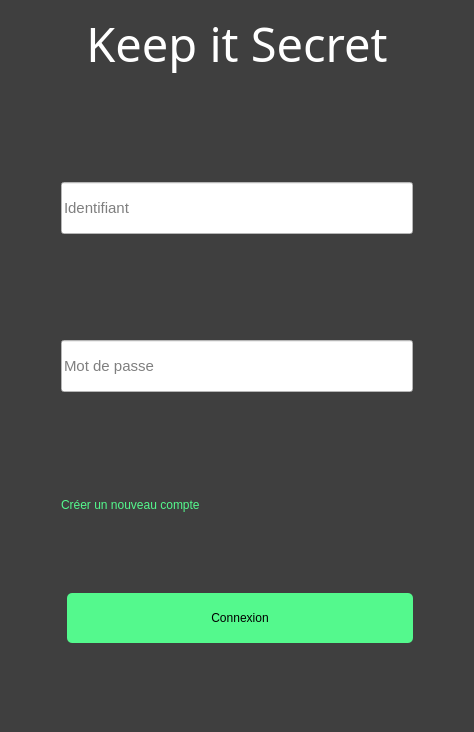
dbuhon/KeepItSecret, file KeepItSecret/mainwindow.ui: the form before one commit.
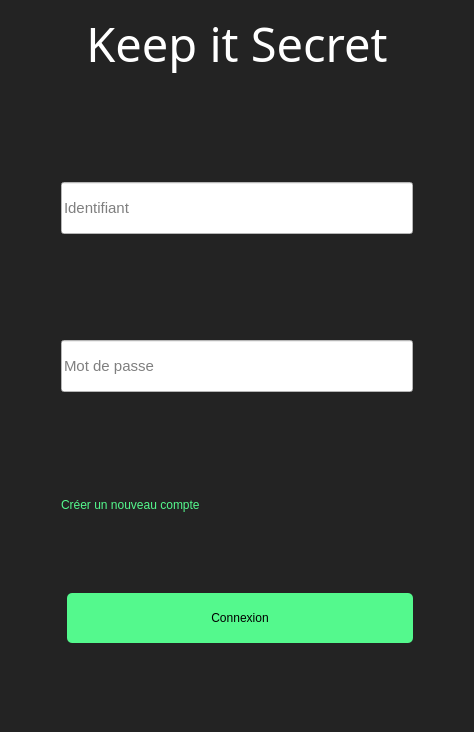
The form after the commit.

The edit to the form file:
```diff
--- a/KeepItSecret/mainwindow.ui
+++ b/KeepItSecret/mainwindow.ui
@@ -17,7 +17,7 @@
    <bool>false</bool>
   </property>
   <property name="styleSheet">
-   <string notr="true">background-color: rgb(63, 63, 63);
+   <string notr="true">background-color: rgb(35, 35, 35);
 color: rgb(255, 255, 255);</string>
   </property>
   <widget class="QWidget" name="centralWidget">
```
Left out of the diff: 27 changed lines with no effect on the pictures.
